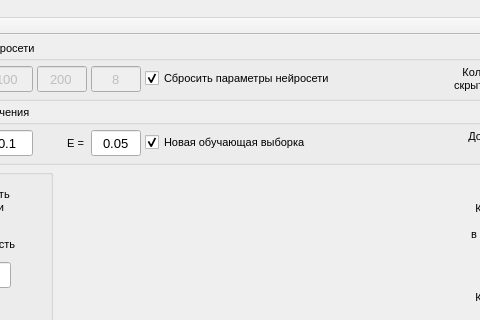
Before: the Qt Designer form smartSnake/resources/MainWindow.ui in Max-Azarov/neuralNetSnake, drawn with Qt 5; both pictures show x 86 to 566 and y 0 to 320 of the 685 by 712 pixel window.
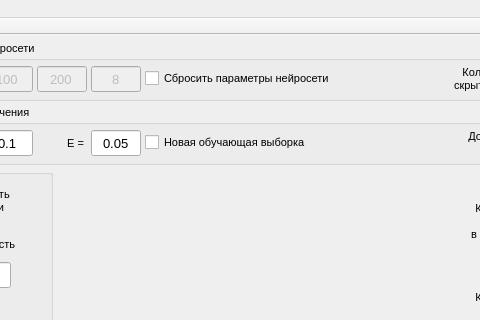
After: the same form once the commit is applied. Custom widgets are drawn as their Qt base class.

Patch:
```diff
--- a/smartSnake/resources/MainWindow.ui
+++ b/smartSnake/resources/MainWindow.ui
@@ -283,7 +283,7 @@
           <string>Сбросить параметры нейросети</string>
          </property>
          <property name="checked">
-          <bool>true</bool>
+          <bool>false</bool>
          </property>
         </widget>
        </item>
@@ -557,7 +557,7 @@
           <string>Новая обучающая выборка</string>
          </property>
          <property name="checked">
-          <bool>true</bool>
+          <bool>false</bool>
          </property>
         </widget>
        </item>
```
